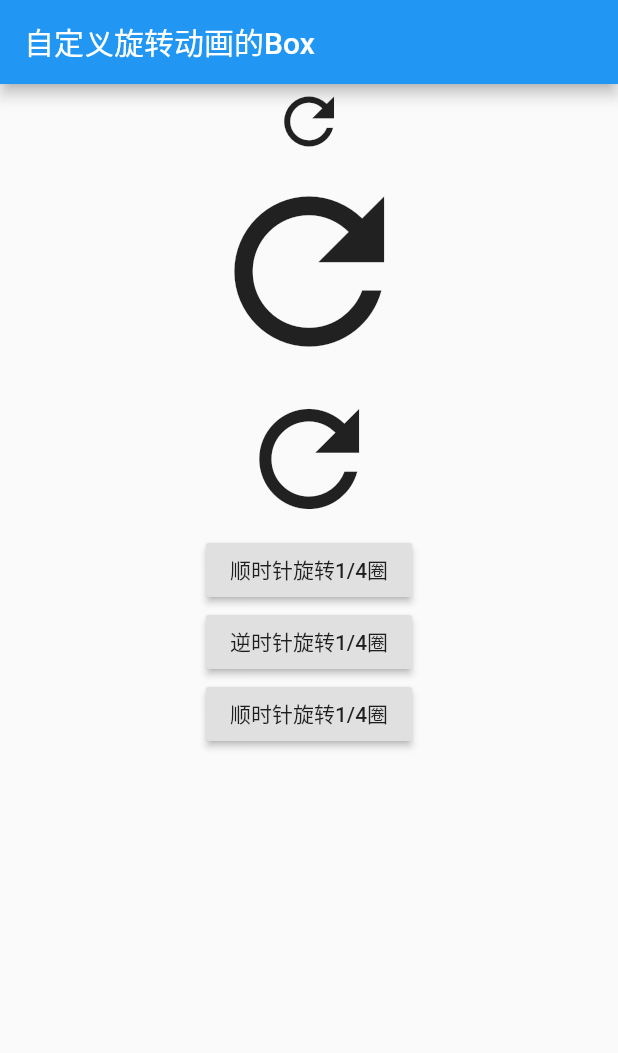
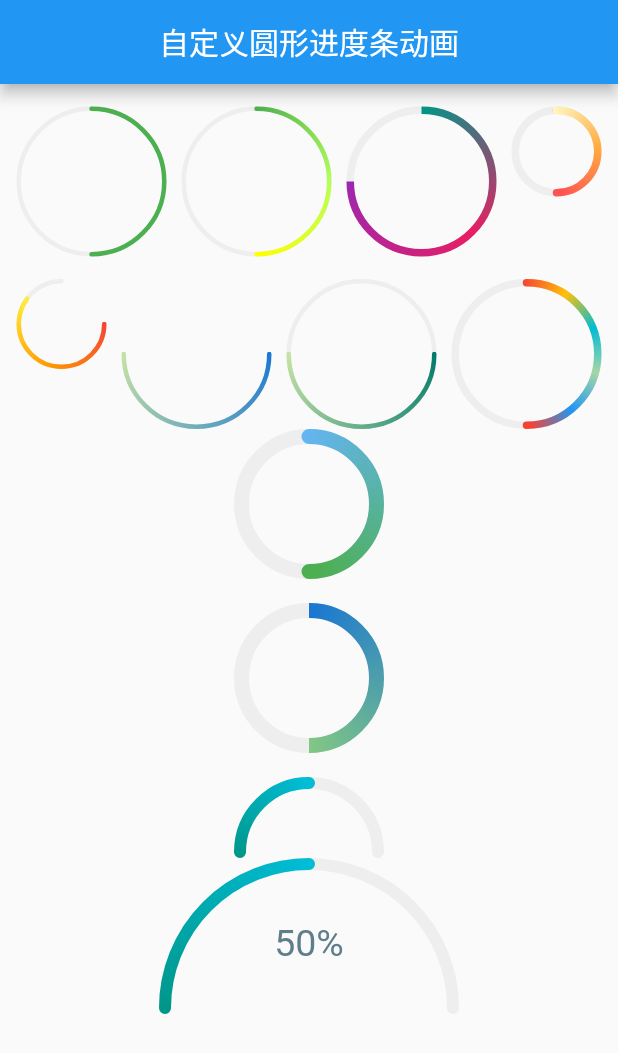
Before and after one commit to soojade/flutter-demoes, a Flutter app: the screen it shows after launch, on a phone screen of 412 x 824 dp. Shown: the top 1053 px of the screen. Run offline on Flutter 3.47's test engine with Material 2 defaults, Android fonts, the phone set to English and light mode, and no system bars.

Commit message:
自定义圆形进度条

```diff
--- /dev/null
+++ b/lib/custom_circle_progress_bar/circle_progress_bar.dart
@@ -0,0 +1,121 @@
+import 'package:flutter/material.dart';
+
+import 'dart:math';
+
+class CircleProgressBar extends StatelessWidget {
+  final double stokeWidth; // 圆圈宽度
+  final double radius; // 半径
+  final bool strokeCapRound; // 滚动的进度条两端是否是圆角
+  final double value; // 当前进度，取值范围 [0.0-1.0]
+  final Color backgroundColor; // 进度条背景色
+  final double totalAngle; // 进度条的总弧度，2*PI为整圆，小于2*PI则不是整圆
+  final List<Color> colors; // 渐变色
+  final List<double> stop; // 渐变色的终止点，对应上面colors属性
+
+  CircleProgressBar({
+    Key key,
+    this.stokeWidth = 2.0,
+    this.strokeCapRound = true,
+    this.backgroundColor = const Color(0xFFEEEEEE),
+    this.totalAngle = pi * 2,
+    this.value,
+    this.stop,
+    @required this.radius,
+    @required this.colors,
+  }) : super(key: key);
+
+  @override
+  Widget build(BuildContext context) {
+    double _offset = .0;
+    // 如果两端为圆角，则需要对起始位置进行调整，否则圆角部分会偏离起始位置
+    if (strokeCapRound) {
+      _offset = asin(stokeWidth / (radius * 2 - stokeWidth));
+    }
+    var _colors = colors;
+    if (_colors == null) {
+      Color color = Theme.of(context).accentColor;
+      _colors = [color, color];
+    }
+    return Transform.rotate(
+      angle: -pi / 2.0 - _offset,
+      child: CustomPaint(
+        size: Size.fromRadius(radius),
+        painter: _CircleProgressPainter(
+          stokeWidth: stokeWidth,
+          strokeCapRound: strokeCapRound,
+          backgroundColor: backgroundColor,
+          value: value,
+          total: totalAngle,
+          radius: radius,
+          colors: _colors,
+        ),
+      ),
+    );
+  }
+}
+
+// 实现画笔
+class _CircleProgressPainter extends CustomPainter {
+  final double stokeWidth; // 圆宽度
+  final bool strokeCapRound; // 进度条是否圆角
+  final double value; // 进度值
+  final Color backgroundColor; // 背景色
+  final List<Color> colors; // 渐变色
+  final double total; // 总弧度
+  final double radius; // 半径
+  final List<double> stop; // 渐变色结束点
+  _CircleProgressPainter(
+      {this.stokeWidth = 10.0,
+      this.strokeCapRound = true,
+      this.backgroundColor = const Color(0xffeeeeee),
+      this.radius,
+      this.value,
+      this.total = pi * 2,
+      this.stop,
+      @required this.colors});
+
+  @override
+  void paint(Canvas canvas, Size size) {
+    if (radius != null) {
+      size = Size.fromRadius(radius);
+    }
+    double _offset = stokeWidth / 2.0;
+    double _value = (value ?? .0);
+    _value =
+        _value.clamp(0.0, 1.0) * total; // clamp限定一个范围，值在范围内则返回这个值，不在范围内则返回最大值
+    double _start = 0.0;
+
+    // 圆角的时候使用反正弦函数调整偏移度数
+    if (strokeCapRound) {
+      _start = asin(stokeWidth / (size.width - stokeWidth));
+    }
+    Rect rect = Offset(_offset, _offset) &
+        Size(size.width - stokeWidth, size.height - stokeWidth);
+
+    var paint = Paint()
+      ..strokeCap = strokeCapRound ? StrokeCap.round : StrokeCap.butt
+      ..style = PaintingStyle.stroke
+      ..isAntiAlias = true
+      ..strokeWidth = stokeWidth;
+
+    // 绘制背景
+    if (backgroundColor != Colors.transparent) {
+      paint.color = backgroundColor;
+      canvas.drawArc(rect, _start, total, false, paint);
+    }
+
+    // 应用渐变绘制前景
+    if (_value > 0) {
+      paint.shader = SweepGradient(
+              startAngle: 0.0, endAngle: _value, colors: colors, stops: stop)
+          .createShader(rect);
+      canvas.drawArc(rect, _start, _value, false, paint);
+    }
+  }
+
+  @override
+  bool shouldRepaint(_CircleProgressPainter oldDelegate) => false;
+
+  @override
+  bool shouldRebuildSemantics(_CircleProgressPainter oldDelegate) => false;
+}
--- /dev/null
+++ b/lib/custom_circle_progress_bar/circle_progress_bar_demo.dart
@@ -0,0 +1,245 @@
+import 'dart:math';
+import 'package:flutter/material.dart';
+import 'circle_progress_bar.dart';
+import '../turn_box/turn_box.dart';
+
+class CircleProgressBarDemo extends StatefulWidget {
+  @override
+  _CircleProgressBarDemoState createState() => _CircleProgressBarDemoState();
+}
+
+class _CircleProgressBarDemoState extends State<CircleProgressBarDemo>
+    with TickerProviderStateMixin {
+  AnimationController _controller; // 动画控制器
+
+  @override
+  void initState() {
+    super.initState();
+    _controller =
+        AnimationController(duration: Duration(seconds: 3), vsync: this);
+    bool isForward = true; // 是否在执行状态
+
+    _controller.addStatusListener((status) {
+      switch (status) {
+        case AnimationStatus.forward:
+          isForward = true;
+          break;
+        case AnimationStatus.reverse:
+          isForward = false;
+          break;
+        default:
+          isForward ? _controller.reverse() : _controller.forward();
+      }
+    });
+    _controller.forward(); // 执行动画
+  }
+
+  @override
+  void dispose() {
+    _controller.dispose();
+    super.dispose();
+  }
+
+  @override
+  Widget build(BuildContext context) {
+    return Scaffold(
+        appBar: AppBar(
+          title: Text('自定义圆形进度条动画'),
+          centerTitle: true,
+        ),
+        body: SingleChildScrollView(
+          child: Center(
+            child: Column(
+              crossAxisAlignment: CrossAxisAlignment.center,
+              children: <Widget>[
+                AnimatedBuilder(
+                  animation: _controller,
+                  builder: (BuildContext context, Widget child) => Padding(
+                        padding: const EdgeInsets.symmetric(vertical: 15.0),
+                        child: Column(
+                          children: <Widget>[
+                            Wrap(
+                              spacing: 10.0,
+                              runSpacing: 15.0,
+                              children: <Widget>[
+                                CircleProgressBar(
+                                  colors: [Colors.green, Colors.green],
+                                  radius: 50.0,
+                                  stokeWidth: 3.0,
+                                  value: _controller.value,
+                                ),
+                                CircleProgressBar(
+                                  colors: [
+                                    Colors.green,
+                                    Colors.lightGreenAccent,
+                                    Colors.yellowAccent
+                                  ],
+                                  radius: 50.0,
+                                  stokeWidth: 3.0,
+                                  value: _controller.value,
+                                ),
+                                CircleProgressBar(
+                                  colors: [
+                                    Colors.teal,
+                                    Colors.pink,
+                                    Colors.purple
+                                  ],
+                                  radius: 50.0,
+                                  stokeWidth: 5.0,
+                                  strokeCapRound: false,
+                                  value: CurvedAnimation(
+                                          parent: _controller,
+                                          curve: Curves.decelerate)
+                                      .value,
+                                ),
+                                CircleProgressBar(
+                                  colors: [
+                                    Colors.yellow[100],
+                                    Colors.orangeAccent,
+                                    Colors.redAccent
+                                  ],
+                                  radius: 30.0,
+                                  stokeWidth: 5.0,
+                                  value: CurvedAnimation(
+                                          parent: _controller,
+                                          curve: Curves.bounceInOut)
+                                      .value,
+                                ),
+                                TurnBox(
+                                  turns: .25,
+                                  child: CircleProgressBar(
+                                    colors: [
+                                      Colors.red,
+                                      Colors.orange,
+                                      Colors.yellow
+                                    ],
+                                    radius: 30.0,
+                                    stokeWidth: 3.0,
+                                    totalAngle: 1.5 * pi,
+                                    value: CurvedAnimation(
+                                            parent: _controller,
+                                            curve: Curves.ease)
+                                        .value,
+                                  ),
+                                ),
+                                RotatedBox(
+                                  quarterTurns: 1,
+                                  child: CircleProgressBar(
+                                      colors: [
+                                        Colors.blue[700],
+                                        Colors.lightGreen[200]
+                                      ],
+                                      radius: 50.0,
+                                      stokeWidth: 3.0,
+                                      backgroundColor: Colors.transparent,
+                                      value: _controller.value),
+                                ),
+                                RotatedBox(
+                                  quarterTurns: 1,
+                                  child: CircleProgressBar(
+                                      colors: [
+                                        Colors.teal[700],
+                                        Colors.lightGreen[200]
+                                      ],
+                                      radius: 50.0,
+                                      stokeWidth: 3.0,
+                                      value: _controller.value),
+                                ),
+                                CircleProgressBar(
+                                  colors: [
+                                    Colors.red,
+                                    Colors.amber,
+                                    Colors.cyan,
+                                    Colors.green[200],
+                                    Colors.blue,
+                                    Colors.red
+                                  ],
+                                  radius: 50.0,
+                                  stokeWidth: 5.0,
+                                  value: _controller.value,
+                                ),
+                              ],
+                            ),
+                            CircleProgressBar(
+                              colors: [Colors.blue[300], Colors.green],
+                              radius: 50.0,
+                              stokeWidth: 10.0,
+                              value: _controller.value,
+                            ),
+                            Padding(
+                              padding:
+                                  const EdgeInsets.symmetric(vertical: 16.0),
+                              child: CircleProgressBar(
+                                colors: [Colors.blue[700], Colors.green[300]],
+                                radius: 50.0,
+                                stokeWidth: 10.0,
+                                value: _controller.value,
+                                strokeCapRound: false,
+                              ),
+                            ),
+                            //剪裁半圆
+                            ClipRect(
+                              child: Align(
+                                alignment: Alignment.topCenter,
+                                heightFactor: .5,
+                                child: Padding(
+                                  padding: const EdgeInsets.only(bottom: 8.0),
+                                  child: SizedBox(
+                                    //width: 100.0,
+                                    child: TurnBox(
+                                      turns: .75,
+                                      child: CircleProgressBar(
+                                        colors: [Colors.teal, Colors.cyan[500]],
+                                        radius: 50.0,
+                                        stokeWidth: 8.0,
+                                        value: _controller.value,
+                                        totalAngle: pi,
+                                      ),
+                                    ),
+                                  ),
+                                ),
+                              ),
+                            ),
+                            SizedBox(
+                              height: 104.0,
+                              width: 200.0,
+                              child: Stack(
+                                alignment: Alignment.center,
+                                children: <Widget>[
+                                  Positioned(
+                                    height: 200.0,
+                                    top: .0,
+                                    child: TurnBox(
+                                      turns: .75,
+                                      child: CircleProgressBar(
+                                        colors: [Colors.teal, Colors.cyan[500]],
+                                        radius: 100.0,
+                                        stokeWidth: 8.0,
+                                        value: _controller.value,
+                                        totalAngle: pi,
+                                      ),
+                                    ),
+                                  ),
+                                  Padding(
+                                    padding: const EdgeInsets.only(top: 10.0),
+                                    child: Text(
+                                      "${(_controller.value * 100).toInt()}%",
+                                      style: TextStyle(
+                                        fontSize: 25.0,
+                                        color: Colors.blueGrey,
+                                      ),
+                                    ),
+                                  )
+                                ],
+                              ),
+                            ),
+                          ],
+                        ),
+                      ),
+                )
+              ],
+            ),
+          ),
+        ));
+  }
+}
--- a/lib/main.dart
+++ b/lib/main.dart
@@ -1,5 +1,6 @@
 import 'package:flutter/material.dart';
-import 'package:flutter_demoes/turn_box/turn_box_demo.dart'; // 自定义带动画的旋转盒子
+import 'package:flutter_demoes/custom_circle_progress_bar/circle_progress_bar_demo.dart'; // 自定义圆形进度条
+// import 'package:flutter_demoes/turn_box/turn_box_demo.dart'; // 自定义带动画的旋转盒子
 // import 'package:flutter_demoes/simple_app_demo/simple_app.dart'; // 一个简单的小应用界面
 // import 'package:flutter_demoes/drag_box/drop_box.dart';  // 拖拽
 // import 'package:flutter_demoes/light_tip/light_tip.dart'; // 轻量级的小提示
@@ -41,7 +42,8 @@ class MyApp extends StatelessWidget {
       // home: LightTip(), // 轻量级的小提示
       // home: DropBox(), // 拖拽
       // home: SimpleApp(), // 一个简单的小应用界面
-      home: TurnBoxDemo(), // 自定义带动画的旋转盒子
+      // home: TurnBoxDemo(), // 自定义带动画的旋转盒子
+      home: CircleProgressBarDemo(), // 自定义圆形进度条
     );
   }
 }
```
